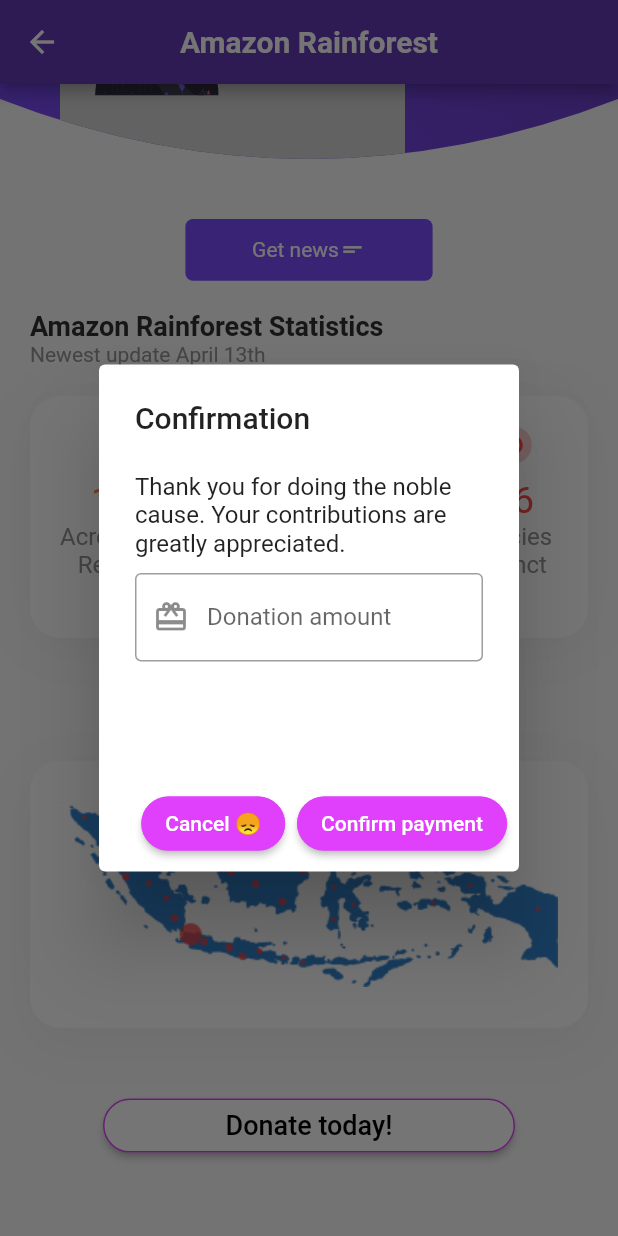
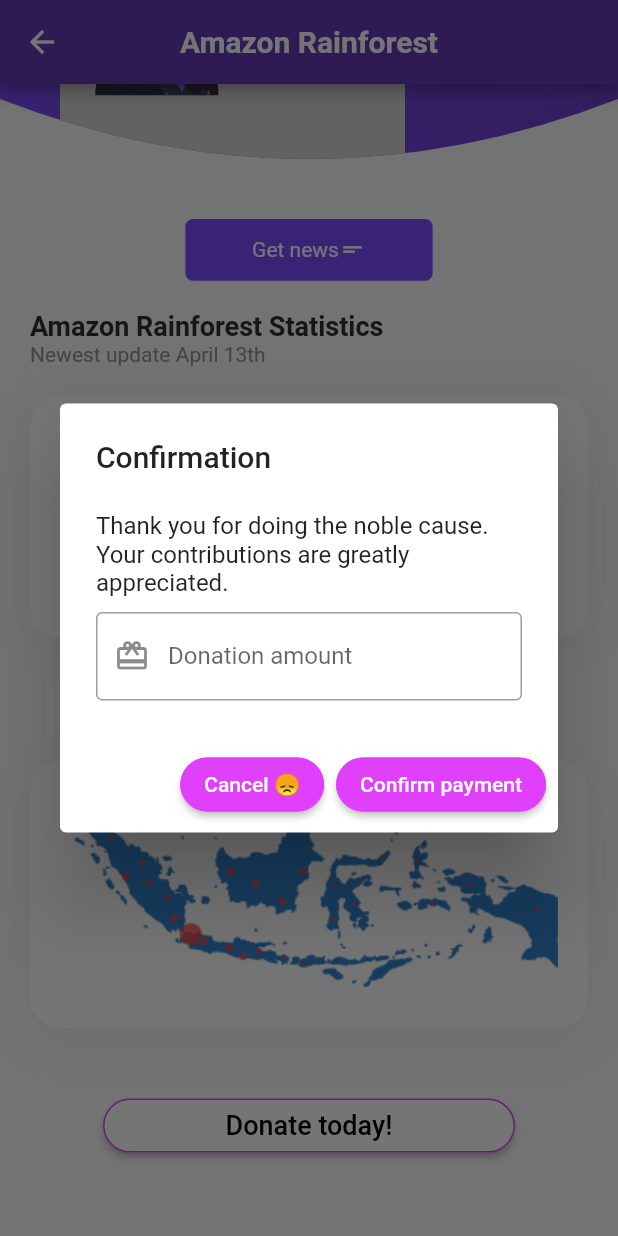
Before and after one commit to msoham123/ProtectApp, a Flutter app: the AmazonRainforestScreen screen opened directly, scrolled down 260 dp, after a tap on "Donate today!", on a phone screen of 412 x 824 dp. Run offline on Flutter 3.47's test engine with Material 2 defaults, Android fonts, the phone set to English and light mode, and no system bars; our stand-ins replace cloud_firestore, curved_navigation_bar, firebase_auth, fl_chart, flutter_svg, image_cropper and 5 more; missing offline and left inert: agora_rtc_engine, fancy_on_boarding, flutter_braintree; accounts and stored records are empty; project files that could hold a hidden picture were left out.

Commit message:
update donate button

```diff
--- a/lib/screens/protects/amazonRainforest.dart
+++ b/lib/screens/protects/amazonRainforest.dart
@@ -234,17 +234,13 @@ class _AmazonRainforestScreenState extends State<AmazonRainforestScreen> {
     );
   }
   void _showDialog(BuildContext context) {
-    // flutter defined function
     showDialog(
       context: context,
       builder: (BuildContext context) {
         return AlertDialog(
           title: Text("Confirmation"),
-          content: Container(
-            height: MediaQuery.of(context).size.height/4.5,
-            child: ListView(
-              primary: true,
-//            mainAxisSize: MainAxisSize.min,
+          content: Column(
+            mainAxisSize: MainAxisSize.min,
             children: <Widget>[
               SizedBox(height: 5.0),
               Text(
@@ -275,9 +271,8 @@ class _AmazonRainforestScreenState extends State<AmazonRainforestScreen> {
                     ),
                   ],
                 ),
-                ),
+              )
             ],
-            ),
           ),
           actions: <Widget>[
             RaisedButton(
```
Also changed, not shown: lib/screens/protects/climateChange.dart (+3 -8 lines), lib/screens/protects/coronavirus.dart (+3 -7 lines), lib/screens/protects/greatBarrierReef.dart (+3 -8 lines). Lines whose indentation alone changed are shown as unchanged.
